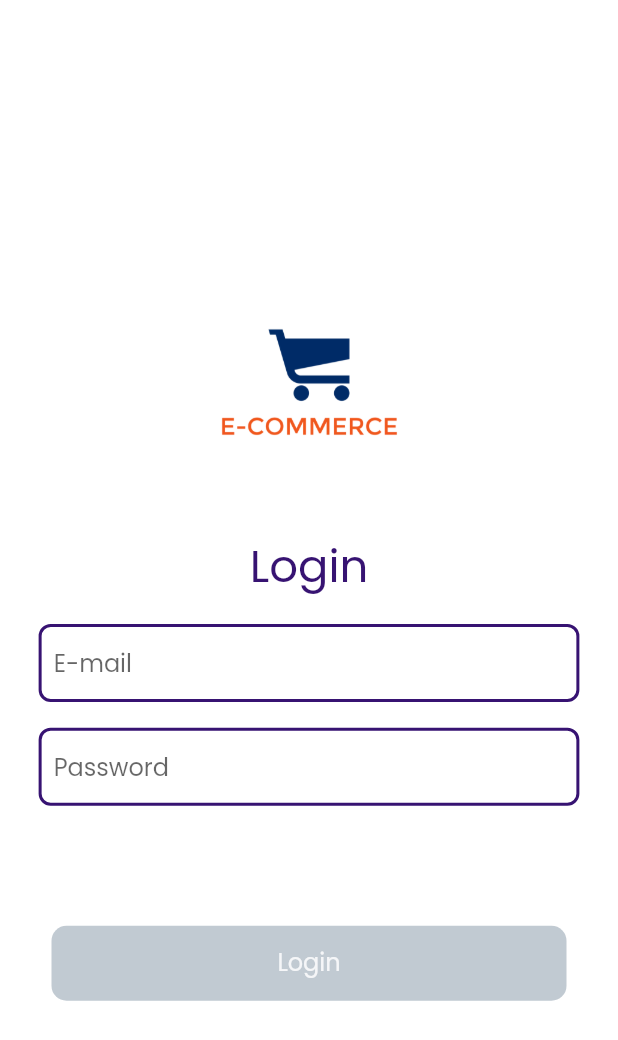
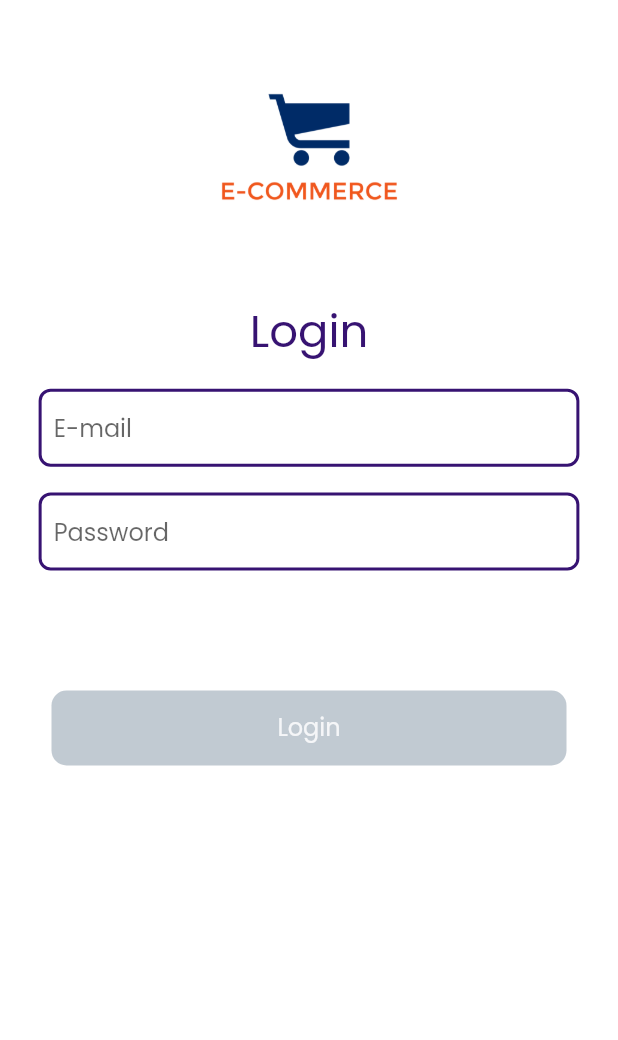
Before and after one commit to GabrielZegarraMendes/teste, a Flutter app: the screen it shows after launch, on a phone screen of 412 x 824 dp. Shown: the top 1040 px of the screen. Run offline on Flutter 3.47's test engine with Material 2 defaults, Android fonts, the phone set to English and light mode, and no system bars; our stand-ins replace cloud_firestore, equatable, firebase_auth, firebase_core, firebase_messaging, flutter_bloc and 7 more; accounts and stored records are empty.

Commit message:
Adjust size

```diff
--- a/lib/src/features/cart/presentation/cart_page.dart
+++ b/lib/src/features/cart/presentation/cart_page.dart
@@ -139,7 +139,7 @@ class _CartPageState extends State<CartPage> {
                                     ),
                                   ),
                                   SizedBox(
-                                    width: MediaQuery.of(context).size.width * 0.03,
+                                    width: MediaQuery.of(context).size.width * 0.012,
                                   ),
                                   IconButton(
                                     onPressed: () => cubit.add(cubit.listProductEntity[index]!),
@@ -150,7 +150,7 @@ class _CartPageState extends State<CartPage> {
                                     ),
                                   ),
                                   SizedBox(
-                                    width: MediaQuery.of(context).size.width * 0.02,
+                                    width: MediaQuery.of(context).size.width * 0.012,
                                   ),
                                   IconButton(
                                     onPressed: () => cubit.remove(index),
--- a/lib/src/features/login/presentation/login_page.dart
+++ b/lib/src/features/login/presentation/login_page.dart
@@ -40,7 +40,8 @@ class _LoginPageState extends State<LoginPage> {
       body: BlocBuilder(
         builder: (context, state) {
           if (state is InitState || state is ErrorState) {
-            return Center(
+            return SingleChildScrollView(
+              child: Center(
                 child: Column(
                   mainAxisAlignment: MainAxisAlignment.center,
                   crossAxisAlignment: CrossAxisAlignment.center,
@@ -112,6 +113,7 @@ class _LoginPageState extends State<LoginPage> {
                     ),
                   ],
                 ),
+              ),
             );
           }
           if (state is LoadingState) {
```
Lines whose indentation alone changed are shown as unchanged.
